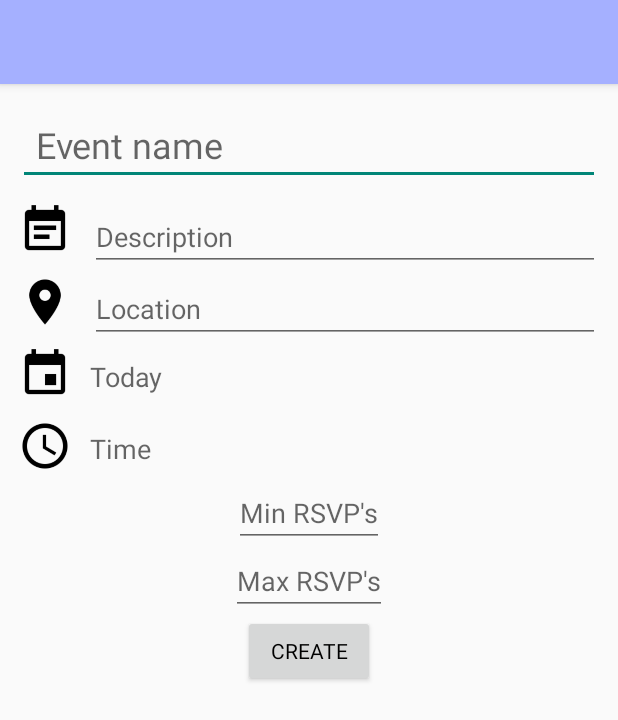
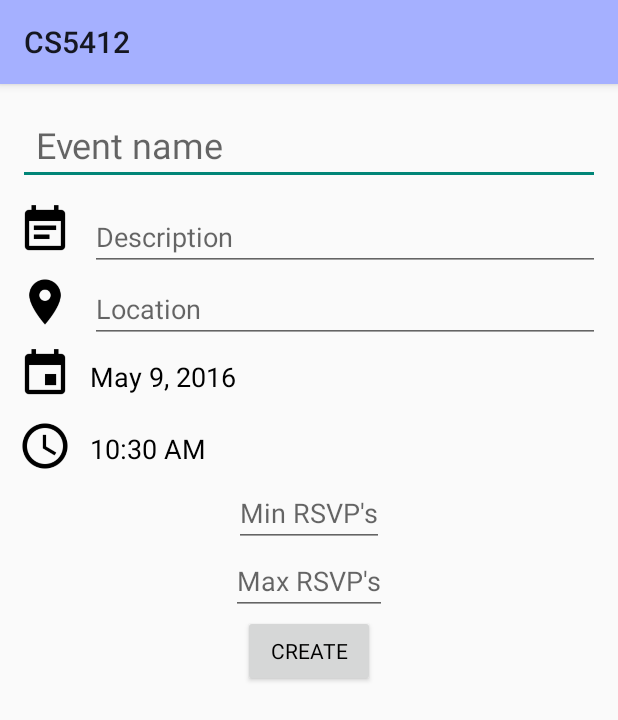
Before and after one commit to pg339/CS5412, an Android app: the CreateEventActivity screen opened directly, with no data from a screen before it, on a phone screen of 412 x 824 dp. Shown: the top 720 px of the screen. Run offline under Robolectric (Android 15) with nearby library versions, the phone set to English and light mode, and no system bars.

Commit message:
Pickers update UI and store ints for date and time.

```diff
--- a/app/src/main/java/cornell/cs5412/CreateEventActivity.java
+++ b/app/src/main/java/cornell/cs5412/CreateEventActivity.java
@@ -1,9 +1,6 @@
 package cornell.cs5412;
 
-import android.app.DatePickerDialog;
-import android.app.Dialog;
 import android.app.DialogFragment;
-import android.app.TimePickerDialog;
 import android.content.BroadcastReceiver;
 import android.content.Context;
 import android.content.Intent;
@@ -12,18 +9,13 @@ import android.os.AsyncTask;
 import android.os.Bundle;
 import android.support.annotation.NonNull;
 import android.support.v7.app.AppCompatActivity;
-import android.text.format.DateFormat;
-import android.view.Menu;
-import android.view.MenuItem;
 import android.view.View;
-import android.widget.DatePicker;
 import android.widget.EditText;
 import android.widget.TextView;
-import android.widget.TimePicker;
+import android.widget.Toolbar;
 
 import com.google.android.gms.common.ConnectionResult;
 import com.google.android.gms.common.api.GoogleApiClient;
-import com.google.android.gms.drive.Drive;
 import com.google.android.gms.location.LocationServices;
 import com.google.gson.Gson;
 
@@ -31,14 +23,23 @@ import java.io.IOException;
 import java.util.Calendar;
 import java.util.GregorianCalendar;
 
-public class CreateEventActivity extends AppCompatActivity implements GoogleApiClient.OnConnectionFailedListener {
+public class CreateEventActivity extends AppCompatActivity implements
+        GoogleApiClient.OnConnectionFailedListener,
+        DatePickerFragment.OnCompleteListener,
+        TimePickerFragment.OnCompleteListener {
     EditText titleBox;
     EditText descriptionBox;
     EditText locationBox;
+    TextView dateBox;
+    TextView timeBox;
     EditText minRsvpsBox;
     EditText maxRsvpsBox;
     TextView info;
-    IEvent event;
+    int hour;
+    int minute;
+    int day;
+    int month;
+    int year;
 
     GoogleApiClient mGoogleApiClient;
 
@@ -52,16 +53,31 @@ public class CreateEventActivity extends AppCompatActivity implements GoogleApiC
         mGoogleApiClient = new GoogleApiClient.Builder(this)
                 .enableAutoManage(this /* FragmentActivity */,
                         this /* OnConnectionFailedListener */)
-                .addApi(Drive.API)
-                .addScope(Drive.SCOPE_FILE)
+                .addApi(LocationServices.API)
                 .build();
+
+        Toolbar toolbar = (Toolbar) findViewById(R.id.event_creation_toolbar);
+        setActionBar(toolbar);
 
         titleBox = (EditText) findViewById(R.id.event_title_box);
         descriptionBox = (EditText) findViewById(R.id.description_box);
         locationBox = (EditText) findViewById(R.id.location_box);
         minRsvpsBox = (EditText) findViewById(R.id.minRsvps_box);
         maxRsvpsBox = (EditText) findViewById(R.id.maxRsvps_box);
+        dateBox = (TextView) findViewById(R.id.date_box);
+        timeBox = (TextView) findViewById(R.id.time_box);
         info = (TextView) findViewById(R.id.create_event_label);
+
+        Calendar c = Calendar.getInstance();
+        dateBox.setText(java.text.DateFormat.getDateInstance().format(c.getTime()));
+        day = c.get(Calendar.DAY_OF_MONTH);
+        month = c.get(Calendar.MONTH);
+        year = c.get(Calendar.YEAR);
+        hour = c.get(Calendar.HOUR);
+        minute = c.get(Calendar.MINUTE);
+        timeBox.setText((hour > 12 ? hour-12: hour)+":"+
+                (minute < 10 ? "0"+minute : minute) +
+                (hour>12 ? " PM" : " AM"));
 
         IntentFilter intentFilter = new IntentFilter();
         intentFilter.addAction(LoginActivity.LOGOUT_ACTION);
@@ -78,28 +94,6 @@ public class CreateEventActivity extends AppCompatActivity implements GoogleApiC
     protected void onDestroy() {
         super.onDestroy();
         unregisterReceiver(logoutReceiver);
-    }
-
-    @Override
-    public boolean onCreateOptionsMenu(Menu menu) {
-        // Inflate the menu; this adds items to the action bar if it is present.
-        getMenuInflater().inflate(R.menu.menu_create_event, menu);
-        return true;
-    }
-
-    @Override
-    public boolean onOptionsItemSelected(MenuItem item) {
-        // Handle action bar item clicks here. The action bar will
-        // automatically handle clicks on the Home/Up button, so long
-        // as you specify a parent activity in AndroidManifest.xml.
-        int id = item.getItemId();
-
-        //noinspection SimplifiableIfStatement
-        if (id == R.id.action_settings) {
-            return true;
-        }
-
-        return super.onOptionsItemSelected(item);
     }
 
     public void showTimePickerDialog(View v) {
@@ -130,49 +124,22 @@ public class CreateEventActivity extends AppCompatActivity implements GoogleApiC
     @Override
     public void onConnectionFailed(@NonNull ConnectionResult connectionResult) {}
 
-    /**
-     * From Android developer's guide
-     */
-    public static class TimePickerFragment extends DialogFragment
-            implements TimePickerDialog.OnTimeSetListener {
-
-        @Override
-        public Dialog onCreateDialog(Bundle savedInstanceState) {
-            // Use the current time as the default values for the picker
-            final Calendar c = Calendar.getInstance();
-            int hour = c.get(Calendar.HOUR_OF_DAY);
-            int minute = c.get(Calendar.MINUTE);
-
-            // Create a new instance of TimePickerDialog and return it
-            return new TimePickerDialog(getActivity(), this, hour, minute,
-                    DateFormat.is24HourFormat(getActivity()));
-        }
-
-        public void onTimeSet(TimePicker view, int hourOfDay, int minute) {
-
-        }
+    @Override
+    public void onCompleteTimePicker(int hour, int minute) {
+        timeBox.setText((hour > 12 ? hour-12: hour)+":"+
+                (minute < 10 ? "0"+minute : minute) +
+                (hour>12 ? " PM" : " AM"));
+        this.hour = hour;
+        this.minute = minute;
     }
 
-    public static class DatePickerFragment extends DialogFragment
-            implements DatePickerDialog.OnDateSetListener {
-
-        @Override
-        public Dialog onCreateDialog(Bundle savedInstanceState) {
-            // Use the current date as the default date in the picker
-            final Calendar c = Calendar.getInstance();
-            int year = c.get(Calendar.YEAR);
-            int month = c.get(Calendar.MONTH);
-            int day = c.get(Calendar.DAY_OF_MONTH);
-
-            // Create a new instance of DatePickerDialog and return it
-            return new DatePickerDialog(getActivity(), this, year, month, day);
-        }
-
-        public void onDateSet(DatePicker view, int year, int month, int day) {
-            // Do something with the date chosen by the user
-            GregorianCalendar cal = new GregorianCalendar(year, month, day);
-
-        }
+    @Override
+    public void onCompleteDatePicker(int year, int month, int day) {
+        GregorianCalendar cal = new GregorianCalendar(year, month, day);
+        dateBox.setText(java.text.DateFormat.getDateInstance().format(cal.getTime()));
+        this.year = year;
+        this.month = month;
+        this.day = day;
     }
 
     private class CreateEventTask extends AsyncTask<String, Void, HttpResponse> {
--- a/app/src/main/java/cornell/cs5412/EventViewActivity.java
+++ b/app/src/main/java/cornell/cs5412/EventViewActivity.java
@@ -16,6 +16,7 @@ import android.widget.FrameLayout;
 import android.widget.RelativeLayout;
 import android.widget.Switch;
 import android.widget.TextView;
+import android.widget.Toolbar;
 
 import com.facebook.Profile;
 import com.facebook.login.LoginManager;
@@ -41,6 +42,9 @@ public class EventViewActivity extends AppCompatActivity {
     protected void onCreate(Bundle savedInstanceState) {
         super.onCreate(savedInstanceState);
         setContentView(R.layout.activity_event_view);
+
+        Toolbar toolbar = (Toolbar) findViewById(R.id.event_view_toolbar);
+        setActionBar(toolbar);
 
         Intent intent = getIntent();
         event = intent.getParcelableExtra(EVENT_EXTRA);
--- a/app/src/main/res/layout/activity_create_event.xml
+++ b/app/src/main/res/layout/activity_create_event.xml
@@ -1,7 +1,8 @@
 <RelativeLayout xmlns:android="http://schemas.android.com/apk/res/android"
     xmlns:tools="http://schemas.android.com/tools" android:layout_width="match_parent"
     android:layout_height="match_parent"
-    tools:context="cornell.cs5412.CreateEventActivity">
+    tools:context="cornell.cs5412.CreateEventActivity"
+    android:fitsSystemWindows="true">
 
     <Toolbar
         android:id="@+id/event_creation_toolbar"
@@ -9,7 +10,8 @@
         android:layout_height="?android:attr/actionBarSize"
         android:elevation="@dimen/low_elevation"
         android:background="@color/primary"
-        android:gravity="start">
+        android:gravity="start"
+        android:title="@string/app_name">
     </Toolbar>
 
     <EditText
--- a/app/src/main/res/layout/activity_event_view.xml
+++ b/app/src/main/res/layout/activity_event_view.xml
@@ -4,7 +4,8 @@
     android:id="@+id/event_view_parent_layout"
     android:layout_width="match_parent"
     android:layout_height="match_parent"
-    tools:context="cornell.cs5412.EventViewActivity">
+    tools:context="cornell.cs5412.EventViewActivity"
+    android:fitsSystemWindows="true">
 
     <RelativeLayout
         android:id="@+id/event_view_bottom"
@@ -47,7 +48,8 @@
             android:layout_height="?android:attr/actionBarSize"
             android:elevation="@dimen/low_elevation"
             android:background="@color/primary"
-            android:gravity="start">
+            android:gravity="start"
+            android:title="@string/app_name">
 
         </Toolbar>
 
```
Also changed, not shown: app/src/main/java/cornell/cs5412/DatePickerFragment.java (added, +53 -0 lines), app/src/main/java/cornell/cs5412/FeedActivity.java (+0 -22 lines), app/src/main/java/cornell/cs5412/TimePickerFragment.java (added, +51 -0 lines).
